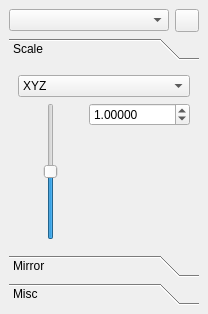
The window that src/ui/TransformDock.ui (Warzone2100/WMIT) describes before a commit, drawn with Qt 5.
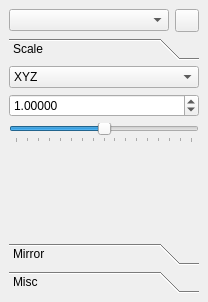
The same window after the commit.

Commit message: TransformDock: connect explicitly plus some cleanups

Diff of the .ui file:
```diff
--- a/src/ui/TransformDock.ui
+++ b/src/ui/TransformDock.ui
@@ -7,7 +7,7 @@
     <x>0</x>
     <y>0</y>
     <width>208</width>
-    <height>314</height>
+    <height>302</height>
    </rect>
   </property>
   <property name="minimumSize">
@@ -52,13 +52,16 @@
          <x>0</x>
          <y>0</y>
          <width>184</width>
-         <height>141</height>
+         <height>129</height>
         </rect>
        </property>
        <attribute name="label">
         <string>Scale</string>
        </attribute>
        <layout class="QVBoxLayout" name="verticalLayout_3">
+        <property name="margin">
+         <number>0</number>
+        </property>
         <item>
          <widget class="QComboBox" name="scaleComboBox">
           <property name="sizeAdjustPolicy">
@@ -87,29 +90,6 @@
          </widget>
         </item>
         <item>
-         <layout class="QHBoxLayout" name="scaleLayout">
-          <item>
-           <widget class="QSlider" name="scaleSlider">
-            <property name="sizePolicy">
-             <sizepolicy hsizetype="Preferred" vsizetype="Expanding">
-              <horstretch>0</horstretch>
-              <verstretch>0</verstretch>
-             </sizepolicy>
-            </property>
-            <property name="minimum">
-             <number>-256</number>
-            </property>
-            <property name="maximum">
-             <number>256</number>
-            </property>
-            <property name="orientation">
-             <enum>Qt::Vertical</enum>
-            </property>
-           </widget>
-          </item>
-          <item>
-           <layout class="QVBoxLayout" name="spinBoxLayout">
-            <item>
              <widget class="QDoubleSpinBox" name="scaleSpinBox">
               <property name="accelerated">
                <bool>true</bool>
@@ -131,6 +111,31 @@
               </property>
              </widget>
             </item>
+        <item>
+         <widget class="QSlider" name="scaleSlider">
+          <property name="sizePolicy">
+           <sizepolicy hsizetype="Expanding" vsizetype="Fixed">
+            <horstretch>0</horstretch>
+            <verstretch>0</verstretch>
+           </sizepolicy>
+          </property>
+          <property name="minimum">
+           <number>-256</number>
+          </property>
+          <property name="maximum">
+           <number>256</number>
+          </property>
+          <property name="orientation">
+           <enum>Qt::Horizontal</enum>
+          </property>
+          <property name="tickPosition">
+           <enum>QSlider::TicksBelow</enum>
+          </property>
+          <property name="tickInterval">
+           <number>32</number>
+          </property>
+         </widget>
+        </item>
             <item>
              <spacer name="scaleSpacer">
               <property name="orientation">
@@ -145,10 +150,6 @@
              </spacer>
             </item>
            </layout>
-          </item>
-         </layout>
-        </item>
-       </layout>
       </widget>
       <widget class="QWidget" name="pageMirror">
        <property name="geometry">
```
Left out of the diff: 10 changed lines with no effect on the pictures. Lines whose indentation alone changed are shown as unchanged. The commit also changes 3 other files.
